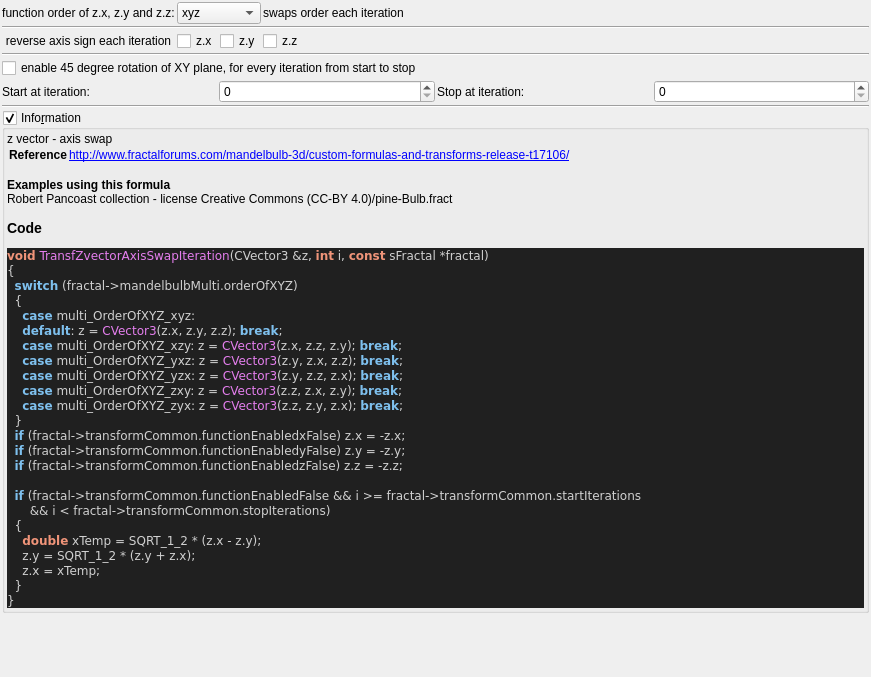
The window that mandelbulber2/formula/ui/fractal_transf_zvector_axis_swap.ui (buddhi1980/mandelbulber2) describes before a commit, drawn with Qt 5.
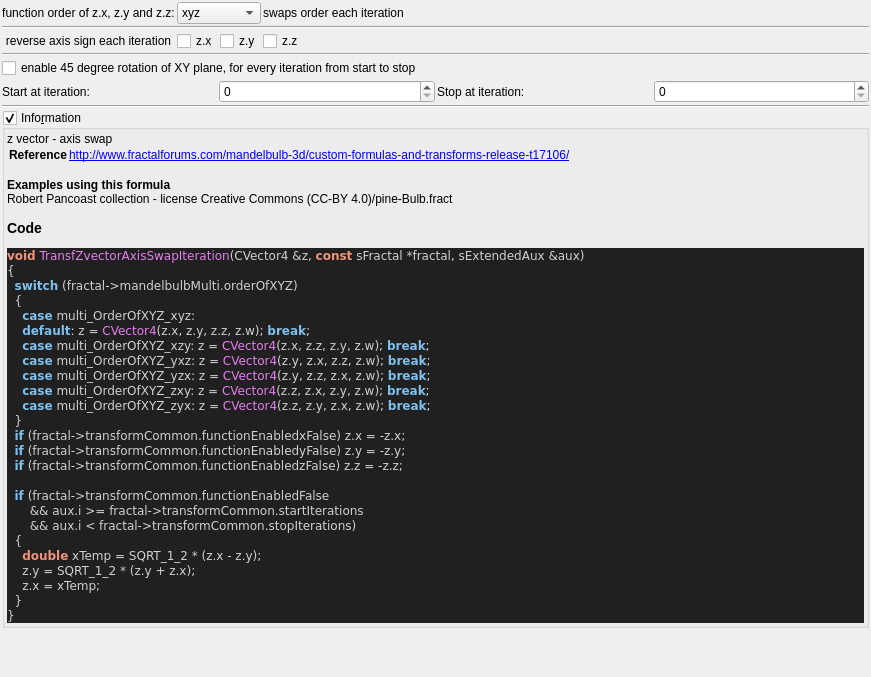
The same window after the commit. Custom widgets are drawn as their Qt base class.

Commit message:
fix populateUiInformation.php for new function lookup
- fixed the parser to handle function names from fractal_list.cpp
- ran populateUiInformation.php on ui files

Patch:
```diff
--- a/mandelbulber2/formula/ui/fractal_transf_zvector_axis_swap.ui
+++ b/mandelbulber2/formula/ui/fractal_transf_zvector_axis_swap.ui
@@ -265,24 +265,25 @@
 &lt;/table&gt;
 &lt;br&gt;&lt;b&gt;Examples using this formula&lt;/b&gt;&lt;br&gt;Robert Pancoast collection - license Creative Commons (CC-BY 4.0)/pine-Bulb.fract&lt;h3&gt;Code&lt;/h3&gt;
 &lt;body style=&quot;background-color:#202020&quot;&gt;
-&lt;pre style=&quot;color:#d0d0d0; background-color:#202020;  font-family:'Courier New',monospace;&quot;&gt;&lt;span style=&quot;color:#f09479; font-weight:bold&quot;&gt;void&lt;/span&gt; &lt;span style=&quot;color:#e47eed&quot;&gt;TransfZvectorAxisSwapIteration&lt;/span&gt;&lt;span style=&quot;color:#d0d0d0&quot;&gt;(&lt;/span&gt;CVector3 &lt;span style=&quot;color:#d0d0d0&quot;&gt;&amp;amp;&lt;/span&gt;z&lt;span style=&quot;color:#d0d0d0&quot;&gt;,&lt;/span&gt; &lt;span style=&quot;color:#f09479; font-weight:bold&quot;&gt;int&lt;/span&gt; i&lt;span style=&quot;color:#d0d0d0&quot;&gt;,&lt;/span&gt; &lt;span style=&quot;color:#f09479; font-weight:bold&quot;&gt;const&lt;/span&gt; sFractal &lt;span style=&quot;color:#d0d0d0&quot;&gt;*&lt;/span&gt;fractal&lt;span style=&quot;color:#d0d0d0&quot;&gt;)&lt;/span&gt;
+&lt;pre style=&quot;color:#d0d0d0; background-color:#202020;  font-family:'Courier New',monospace;&quot;&gt;&lt;span style=&quot;color:#f09479; font-weight:bold&quot;&gt;void&lt;/span&gt; &lt;span style=&quot;color:#e47eed&quot;&gt;TransfZvectorAxisSwapIteration&lt;/span&gt;&lt;span style=&quot;color:#d0d0d0&quot;&gt;(&lt;/span&gt;CVector4 &lt;span style=&quot;color:#d0d0d0&quot;&gt;&amp;amp;&lt;/span&gt;z&lt;span style=&quot;color:#d0d0d0&quot;&gt;,&lt;/span&gt; &lt;span style=&quot;color:#f09479; font-weight:bold&quot;&gt;const&lt;/span&gt; sFractal &lt;span style=&quot;color:#d0d0d0&quot;&gt;*&lt;/span&gt;fractal&lt;span style=&quot;color:#d0d0d0&quot;&gt;,&lt;/span&gt; sExtendedAux &lt;span style=&quot;color:#d0d0d0&quot;&gt;&amp;amp;&lt;/span&gt;aux&lt;span style=&quot;color:#d0d0d0&quot;&gt;)&lt;/span&gt;
 &lt;span style=&quot;color:#d0d0d0&quot;&gt;{&lt;/span&gt;
   &lt;span style=&quot;color:#7ec0ee; font-weight:bold&quot;&gt;switch&lt;/span&gt; &lt;span style=&quot;color:#d0d0d0&quot;&gt;(&lt;/span&gt;fractal&lt;span style=&quot;color:#d0d0d0&quot;&gt;-&amp;gt;&lt;/span&gt;mandelbulbMulti&lt;span style=&quot;color:#d0d0d0&quot;&gt;.&lt;/span&gt;orderOfXYZ&lt;span style=&quot;color:#d0d0d0&quot;&gt;)&lt;/span&gt;
   &lt;span style=&quot;color:#d0d0d0&quot;&gt;{&lt;/span&gt;
     &lt;span style=&quot;color:#7ec0ee; font-weight:bold&quot;&gt;case&lt;/span&gt; multi_OrderOfXYZ_xyz&lt;span style=&quot;color:#d0d0d0&quot;&gt;:&lt;/span&gt;
-    &lt;span style=&quot;color:#7ec0ee; font-weight:bold&quot;&gt;default&lt;/span&gt;&lt;span style=&quot;color:#d0d0d0&quot;&gt;:&lt;/span&gt; z &lt;span style=&quot;color:#d0d0d0&quot;&gt;=&lt;/span&gt; &lt;span style=&quot;color:#e47eed&quot;&gt;CVector3&lt;/span&gt;&lt;span style=&quot;color:#d0d0d0&quot;&gt;(&lt;/span&gt;z&lt;span style=&quot;color:#d0d0d0&quot;&gt;.&lt;/span&gt;x&lt;span style=&quot;color:#d0d0d0&quot;&gt;,&lt;/span&gt; z&lt;span style=&quot;color:#d0d0d0&quot;&gt;.&lt;/span&gt;y&lt;span style=&quot;color:#d0d0d0&quot;&gt;,&lt;/span&gt; z&lt;span style=&quot;color:#d0d0d0&quot;&gt;.&lt;/span&gt;z&lt;span style=&quot;color:#d0d0d0&quot;&gt;);&lt;/span&gt; &lt;span style=&quot;color:#7ec0ee; font-weight:bold&quot;&gt;break&lt;/span&gt;&lt;span style=&quot;color:#d0d0d0&quot;&gt;;&lt;/span&gt;
-    &lt;span style=&quot;color:#7ec0ee; font-weight:bold&quot;&gt;case&lt;/span&gt; multi_OrderOfXYZ_xzy&lt;span style=&quot;color:#d0d0d0&quot;&gt;:&lt;/span&gt; z &lt;span style=&quot;color:#d0d0d0&quot;&gt;=&lt;/span&gt; &lt;span style=&quot;color:#e47eed&quot;&gt;CVector3&lt;/span&gt;&lt;span style=&quot;color:#d0d0d0&quot;&gt;(&lt;/span&gt;z&lt;span style=&quot;color:#d0d0d0&quot;&gt;.&lt;/span&gt;x&lt;span style=&quot;color:#d0d0d0&quot;&gt;,&lt;/span&gt; z&lt;span style=&quot;color:#d0d0d0&quot;&gt;.&lt;/span&gt;z&lt;span style=&quot;color:#d0d0d0&quot;&gt;,&lt;/span&gt; z&lt;span style=&quot;color:#d0d0d0&quot;&gt;.&lt;/span&gt;y&lt;span style=&quot;color:#d0d0d0&quot;&gt;);&lt;/span&gt; &lt;span style=&quot;color:#7ec0ee; font-weight:bold&quot;&gt;break&lt;/span&gt;&lt;span style=&quot;color:#d0d0d0&quot;&gt;;&lt;/span&gt;
-    &lt;span style=&quot;color:#7ec0ee; font-weight:bold&quot;&gt;case&lt;/span&gt; multi_OrderOfXYZ_yxz&lt;span style=&quot;color:#d0d0d0&quot;&gt;:&lt;/span&gt; z &lt;span style=&quot;color:#d0d0d0&quot;&gt;=&lt;/span&gt; &lt;span style=&quot;color:#e47eed&quot;&gt;CVector3&lt;/span&gt;&lt;span style=&quot;color:#d0d0d0&quot;&gt;(&lt;/span&gt;z&lt;span style=&quot;color:#d0d0d0&quot;&gt;.&lt;/span&gt;y&lt;span style=&quot;color:#d0d0d0&quot;&gt;,&lt;/span&gt; z&lt;span style=&quot;color:#d0d0d0&quot;&gt;.&lt;/span&gt;x&lt;span style=&quot;color:#d0d0d0&quot;&gt;,&lt;/span&gt; z&lt;span style=&quot;color:#d0d0d0&quot;&gt;.&lt;/span&gt;z&lt;span style=&quot;color:#d0d0d0&quot;&gt;);&lt;/span&gt; &lt;span style=&quot;color:#7ec0ee; font-weight:bold&quot;&gt;break&lt;/span&gt;&lt;span style=&quot;color:#d0d0d0&quot;&gt;;&lt;/span&gt;
-    &lt;span style=&quot;color:#7ec0ee; font-weight:bold&quot;&gt;case&lt;/span&gt; multi_OrderOfXYZ_yzx&lt;span style=&quot;color:#d0d0d0&quot;&gt;:&lt;/span&gt; z &lt;span style=&quot;color:#d0d0d0&quot;&gt;=&lt;/span&gt; &lt;span style=&quot;color:#e47eed&quot;&gt;CVector3&lt;/span&gt;&lt;span style=&quot;color:#d0d0d0&quot;&gt;(&lt;/span&gt;z&lt;span style=&quot;color:#d0d0d0&quot;&gt;.&lt;/span&gt;y&lt;span style=&quot;color:#d0d0d0&quot;&gt;,&lt;/span&gt; z&lt;span style=&quot;color:#d0d0d0&quot;&gt;.&lt;/span&gt;z&lt;span style=&quot;color:#d0d0d0&quot;&gt;,&lt;/span&gt; z&lt;span style=&quot;color:#d0d0d0&quot;&gt;.&lt;/span&gt;x&lt;span style=&quot;color:#d0d0d0&quot;&gt;);&lt;/span&gt; &lt;span style=&quot;color:#7ec0ee; font-weight:bold&quot;&gt;break&lt;/span&gt;&lt;span style=&quot;color:#d0d0d0&quot;&gt;;&lt;/span&gt;
-    &lt;span style=&quot;color:#7ec0ee; font-weight:bold&quot;&gt;case&lt;/span&gt; multi_OrderOfXYZ_zxy&lt;span style=&quot;color:#d0d0d0&quot;&gt;:&lt;/span&gt; z &lt;span style=&quot;color:#d0d0d0&quot;&gt;=&lt;/span&gt; &lt;span style=&quot;color:#e47eed&quot;&gt;CVector3&lt;/span&gt;&lt;span style=&quot;color:#d0d0d0&quot;&gt;(&lt;/span&gt;z&lt;span style=&quot;color:#d0d0d0&quot;&gt;.&lt;/span&gt;z&lt;span style=&quot;color:#d0d0d0&quot;&gt;,&lt;/span&gt; z&lt;span style=&quot;color:#d0d0d0&quot;&gt;.&lt;/span&gt;x&lt;span style=&quot;color:#d0d0d0&quot;&gt;,&lt;/span&gt; z&lt;span style=&quot;color:#d0d0d0&quot;&gt;.&lt;/span&gt;y&lt;span style=&quot;color:#d0d0d0&quot;&gt;);&lt;/span&gt; &lt;span style=&quot;color:#7ec0ee; font-weight:bold&quot;&gt;break&lt;/span&gt;&lt;span style=&quot;color:#d0d0d0&quot;&gt;;&lt;/span&gt;
-    &lt;span style=&quot;color:#7ec0ee; font-weight:bold&quot;&gt;case&lt;/span&gt; multi_OrderOfXYZ_zyx&lt;span style=&quot;color:#d0d0d0&quot;&gt;:&lt;/span&gt; z &lt;span style=&quot;color:#d0d0d0&quot;&gt;=&lt;/span&gt; &lt;span style=&quot;color:#e47eed&quot;&gt;CVector3&lt;/span&gt;&lt;span style=&quot;color:#d0d0d0&quot;&gt;(&lt;/span&gt;z&lt;span style=&quot;color:#d0d0d0&quot;&gt;.&lt;/span&gt;z&lt;span style=&quot;color:#d0d0d0&quot;&gt;,&lt;/span&gt; z&lt;span style=&quot;color:#d0d0d0&quot;&gt;.&lt;/span&gt;y&lt;span style=&quot;color:#d0d0d0&quot;&gt;,&lt;/span&gt; z&lt;span style=&quot;color:#d0d0d0&quot;&gt;.&lt;/span&gt;x&lt;span style=&quot;color:#d0d0d0&quot;&gt;);&lt;/span&gt; &lt;span style=&quot;color:#7ec0ee; font-weight:bold&quot;&gt;break&lt;/span&gt;&lt;span style=&quot;color:#d0d0d0&quot;&gt;;&lt;/span&gt;
+    &lt;span style=&quot;color:#7ec0ee; font-weight:bold&quot;&gt;default&lt;/span&gt;&lt;span style=&quot;color:#d0d0d0&quot;&gt;:&lt;/span&gt; z &lt;span style=&quot;color:#d0d0d0&quot;&gt;=&lt;/span&gt; &lt;span style=&quot;color:#e47eed&quot;&gt;CVector4&lt;/span&gt;&lt;span style=&quot;color:#d0d0d0&quot;&gt;(&lt;/span&gt;z&lt;span style=&quot;color:#d0d0d0&quot;&gt;.&lt;/span&gt;x&lt;span style=&quot;color:#d0d0d0&quot;&gt;,&lt;/span&gt; z&lt;span style=&quot;color:#d0d0d0&quot;&gt;.&lt;/span&gt;y&lt;span style=&quot;color:#d0d0d0&quot;&gt;,&lt;/span&gt; z&lt;span style=&quot;color:#d0d0d0&quot;&gt;.&lt;/span&gt;z&lt;span style=&quot;color:#d0d0d0&quot;&gt;,&lt;/span&gt; z&lt;span style=&quot;color:#d0d0d0&quot;&gt;.&lt;/span&gt;w&lt;span style=&quot;color:#d0d0d0&quot;&gt;);&lt;/span&gt; &lt;span style=&quot;color:#7ec0ee; font-weight:bold&quot;&gt;break&lt;/span&gt;&lt;span style=&quot;color:#d0d0d0&quot;&gt;;&lt;/span&gt;
+    &lt;span style=&quot;color:#7ec0ee; font-weight:bold&quot;&gt;case&lt;/span&gt; multi_OrderOfXYZ_xzy&lt;span style=&quot;color:#d0d0d0&quot;&gt;:&lt;/span&gt; z &lt;span style=&quot;color:#d0d0d0&quot;&gt;=&lt;/span&gt; &lt;span style=&quot;color:#e47eed&quot;&gt;CVector4&lt;/span&gt;&lt;span style=&quot;color:#d0d0d0&quot;&gt;(&lt;/span&gt;z&lt;span style=&quot;color:#d0d0d0&quot;&gt;.&lt;/span&gt;x&lt;span style=&quot;color:#d0d0d0&quot;&gt;,&lt;/span&gt; z&lt;span style=&quot;color:#d0d0d0&quot;&gt;.&lt;/span&gt;z&lt;span style=&quot;color:#d0d0d0&quot;&gt;,&lt;/span&gt; z&lt;span style=&quot;color:#d0d0d0&quot;&gt;.&lt;/span&gt;y&lt;span style=&quot;color:#d0d0d0&quot;&gt;,&lt;/span&gt; z&lt;span style=&quot;color:#d0d0d0&quot;&gt;.&lt;/span&gt;w&lt;span style=&quot;color:#d0d0d0&quot;&gt;);&lt;/span&gt; &lt;span style=&quot;color:#7ec0ee; font-weight:bold&quot;&gt;break&lt;/span&gt;&lt;span style=&quot;color:#d0d0d0&quot;&gt;;&lt;/span&gt;
+    &lt;span style=&quot;color:#7ec0ee; font-weight:bold&quot;&gt;case&lt;/span&gt; multi_OrderOfXYZ_yxz&lt;span style=&quot;color:#d0d0d0&quot;&gt;:&lt;/span&gt; z &lt;span style=&quot;color:#d0d0d0&quot;&gt;=&lt;/span&gt; &lt;span style=&quot;color:#e47eed&quot;&gt;CVector4&lt;/span&gt;&lt;span style=&quot;color:#d0d0d0&quot;&gt;(&lt;/span&gt;z&lt;span style=&quot;color:#d0d0d0&quot;&gt;.&lt;/span&gt;y&lt;span style=&quot;color:#d0d0d0&quot;&gt;,&lt;/span&gt; z&lt;span style=&quot;color:#d0d0d0&quot;&gt;.&lt;/span&gt;x&lt;span style=&quot;color:#d0d0d0&quot;&gt;,&lt;/span&gt; z&lt;span style=&quot;color:#d0d0d0&quot;&gt;.&lt;/span&gt;z&lt;span style=&quot;color:#d0d0d0&quot;&gt;,&lt;/span&gt; z&lt;span style=&quot;color:#d0d0d0&quot;&gt;.&lt;/span&gt;w&lt;span style=&quot;color:#d0d0d0&quot;&gt;);&lt;/span&gt; &lt;span style=&quot;color:#7ec0ee; font-weight:bold&quot;&gt;break&lt;/span&gt;&lt;span style=&quot;color:#d0d0d0&quot;&gt;;&lt;/span&gt;
+    &lt;span style=&quot;color:#7ec0ee; font-weight:bold&quot;&gt;case&lt;/span&gt; multi_OrderOfXYZ_yzx&lt;span style=&quot;color:#d0d0d0&quot;&gt;:&lt;/span&gt; z &lt;span style=&quot;color:#d0d0d0&quot;&gt;=&lt;/span&gt; &lt;span style=&quot;color:#e47eed&quot;&gt;CVector4&lt;/span&gt;&lt;span style=&quot;color:#d0d0d0&quot;&gt;(&lt;/span&gt;z&lt;span style=&quot;color:#d0d0d0&quot;&gt;.&lt;/span&gt;y&lt;span style=&quot;color:#d0d0d0&quot;&gt;,&lt;/span&gt; z&lt;span style=&quot;color:#d0d0d0&quot;&gt;.&lt;/span&gt;z&lt;span style=&quot;color:#d0d0d0&quot;&gt;,&lt;/span&gt; z&lt;span style=&quot;color:#d0d0d0&quot;&gt;.&lt;/span&gt;x&lt;span style=&quot;color:#d0d0d0&quot;&gt;,&lt;/span&gt; z&lt;span style=&quot;color:#d0d0d0&quot;&gt;.&lt;/span&gt;w&lt;span style=&quot;color:#d0d0d0&quot;&gt;);&lt;/span&gt; &lt;span style=&quot;color:#7ec0ee; font-weight:bold&quot;&gt;break&lt;/span&gt;&lt;span style=&quot;color:#d0d0d0&quot;&gt;;&lt;/span&gt;
+    &lt;span style=&quot;color:#7ec0ee; font-weight:bold&quot;&gt;case&lt;/span&gt; multi_OrderOfXYZ_zxy&lt;span style=&quot;color:#d0d0d0&quot;&gt;:&lt;/span&gt; z &lt;span style=&quot;color:#d0d0d0&quot;&gt;=&lt;/span&gt; &lt;span style=&quot;color:#e47eed&quot;&gt;CVector4&lt;/span&gt;&lt;span style=&quot;color:#d0d0d0&quot;&gt;(&lt;/span&gt;z&lt;span style=&quot;color:#d0d0d0&quot;&gt;.&lt;/span&gt;z&lt;span style=&quot;color:#d0d0d0&quot;&gt;,&lt;/span&gt; z&lt;span style=&quot;color:#d0d0d0&quot;&gt;.&lt;/span&gt;x&lt;span style=&quot;color:#d0d0d0&quot;&gt;,&lt;/span&gt; z&lt;span style=&quot;color:#d0d0d0&quot;&gt;.&lt;/span&gt;y&lt;span style=&quot;color:#d0d0d0&quot;&gt;,&lt;/span&gt; z&lt;span style=&quot;color:#d0d0d0&quot;&gt;.&lt;/span&gt;w&lt;span style=&quot;color:#d0d0d0&quot;&gt;);&lt;/span&gt; &lt;span style=&quot;color:#7ec0ee; font-weight:bold&quot;&gt;break&lt;/span&gt;&lt;span style=&quot;color:#d0d0d0&quot;&gt;;&lt;/span&gt;
+    &lt;span style=&quot;color:#7ec0ee; font-weight:bold&quot;&gt;case&lt;/span&gt; multi_OrderOfXYZ_zyx&lt;span style=&quot;color:#d0d0d0&quot;&gt;:&lt;/span&gt; z &lt;span style=&quot;color:#d0d0d0&quot;&gt;=&lt;/span&gt; &lt;span style=&quot;color:#e47eed&quot;&gt;CVector4&lt;/span&gt;&lt;span style=&quot;color:#d0d0d0&quot;&gt;(&lt;/span&gt;z&lt;span style=&quot;color:#d0d0d0&quot;&gt;.&lt;/span&gt;z&lt;span style=&quot;color:#d0d0d0&quot;&gt;,&lt;/span&gt; z&lt;span style=&quot;color:#d0d0d0&quot;&gt;.&lt;/span&gt;y&lt;span style=&quot;color:#d0d0d0&quot;&gt;,&lt;/span&gt; z&lt;span style=&quot;color:#d0d0d0&quot;&gt;.&lt;/span&gt;x&lt;span style=&quot;color:#d0d0d0&quot;&gt;,&lt;/span&gt; z&lt;span style=&quot;color:#d0d0d0&quot;&gt;.&lt;/span&gt;w&lt;span style=&quot;color:#d0d0d0&quot;&gt;);&lt;/span&gt; &lt;span style=&quot;color:#7ec0ee; font-weight:bold&quot;&gt;break&lt;/span&gt;&lt;span style=&quot;color:#d0d0d0&quot;&gt;;&lt;/span&gt;
   &lt;span style=&quot;color:#d0d0d0&quot;&gt;}&lt;/span&gt;
   &lt;span style=&quot;color:#7ec0ee; font-weight:bold&quot;&gt;if&lt;/span&gt; &lt;span style=&quot;color:#d0d0d0&quot;&gt;(&lt;/span&gt;fractal&lt;span style=&quot;color:#d0d0d0&quot;&gt;-&amp;gt;&lt;/span&gt;transformCommon&lt;span style=&quot;color:#d0d0d0&quot;&gt;.&lt;/span&gt;functionEnabledxFalse&lt;span style=&quot;color:#d0d0d0&quot;&gt;)&lt;/span&gt; z&lt;span style=&quot;color:#d0d0d0&quot;&gt;.&lt;/span&gt;x &lt;span style=&quot;color:#d0d0d0&quot;&gt;= -&lt;/span&gt;z&lt;span style=&quot;color:#d0d0d0&quot;&gt;.&lt;/span&gt;x&lt;span style=&quot;color:#d0d0d0&quot;&gt;;&lt;/span&gt;
   &lt;span style=&quot;color:#7ec0ee; font-weight:bold&quot;&gt;if&lt;/span&gt; &lt;span style=&quot;color:#d0d0d0&quot;&gt;(&lt;/span&gt;fractal&lt;span style=&quot;color:#d0d0d0&quot;&gt;-&amp;gt;&lt;/span&gt;transformCommon&lt;span style=&quot;color:#d0d0d0&quot;&gt;.&lt;/span&gt;functionEnabledyFalse&lt;span style=&quot;color:#d0d0d0&quot;&gt;)&lt;/span&gt; z&lt;span style=&quot;color:#d0d0d0&quot;&gt;.&lt;/span&gt;y &lt;span style=&quot;color:#d0d0d0&quot;&gt;= -&lt;/span&gt;z&lt;span style=&quot;color:#d0d0d0&quot;&gt;.&lt;/span&gt;y&lt;span style=&quot;color:#d0d0d0&quot;&gt;;&lt;/span&gt;
   &lt;span style=&quot;color:#7ec0ee; font-weight:bold&quot;&gt;if&lt;/span&gt; &lt;span style=&quot;color:#d0d0d0&quot;&gt;(&lt;/span&gt;fractal&lt;span style=&quot;color:#d0d0d0&quot;&gt;-&amp;gt;&lt;/span&gt;transformCommon&lt;span style=&quot;color:#d0d0d0&quot;&gt;.&lt;/span&gt;functionEnabledzFalse&lt;span style=&quot;color:#d0d0d0&quot;&gt;)&lt;/span&gt; z&lt;span style=&quot;color:#d0d0d0&quot;&gt;.&lt;/span&gt;z &lt;span style=&quot;color:#d0d0d0&quot;&gt;= -&lt;/span&gt;z&lt;span style=&quot;color:#d0d0d0&quot;&gt;.&lt;/span&gt;z&lt;span style=&quot;color:#d0d0d0&quot;&gt;;&lt;/span&gt;
 
-  &lt;span style=&quot;color:#7ec0ee; font-weight:bold&quot;&gt;if&lt;/span&gt; &lt;span style=&quot;color:#d0d0d0&quot;&gt;(&lt;/span&gt;fractal&lt;span style=&quot;color:#d0d0d0&quot;&gt;-&amp;gt;&lt;/span&gt;transformCommon&lt;span style=&quot;color:#d0d0d0&quot;&gt;.&lt;/span&gt;functionEnabledFalse &lt;span style=&quot;color:#d0d0d0&quot;&gt;&amp;amp;&amp;amp;&lt;/span&gt; i &lt;span style=&quot;color:#d0d0d0&quot;&gt;&amp;gt;=&lt;/span&gt; fractal&lt;span style=&quot;color:#d0d0d0&quot;&gt;-&amp;gt;&lt;/span&gt;transformCommon&lt;span style=&quot;color:#d0d0d0&quot;&gt;.&lt;/span&gt;startIterations
-      &lt;span style=&quot;color:#d0d0d0&quot;&gt;&amp;amp;&amp;amp;&lt;/span&gt; i &lt;span style=&quot;color:#d0d0d0&quot;&gt;&amp;lt;&lt;/span&gt; fractal&lt;span style=&quot;color:#d0d0d0&quot;&gt;-&amp;gt;&lt;/span&gt;transformCommon&lt;span style=&quot;color:#d0d0d0&quot;&gt;.&lt;/span&gt;stopIterations&lt;span style=&quot;color:#d0d0d0&quot;&gt;)&lt;/span&gt;
+  &lt;span style=&quot;color:#7ec0ee; font-weight:bold&quot;&gt;if&lt;/span&gt; &lt;span style=&quot;color:#d0d0d0&quot;&gt;(&lt;/span&gt;fractal&lt;span style=&quot;color:#d0d0d0&quot;&gt;-&amp;gt;&lt;/span&gt;transformCommon&lt;span style=&quot;color:#d0d0d0&quot;&gt;.&lt;/span&gt;functionEnabledFalse
+      &lt;span style=&quot;color:#d0d0d0&quot;&gt;&amp;amp;&amp;amp;&lt;/span&gt; aux&lt;span style=&quot;color:#d0d0d0&quot;&gt;.&lt;/span&gt;i &lt;span style=&quot;color:#d0d0d0&quot;&gt;&amp;gt;=&lt;/span&gt; fractal&lt;span style=&quot;color:#d0d0d0&quot;&gt;-&amp;gt;&lt;/span&gt;transformCommon&lt;span style=&quot;color:#d0d0d0&quot;&gt;.&lt;/span&gt;startIterations
+      &lt;span style=&quot;color:#d0d0d0&quot;&gt;&amp;amp;&amp;amp;&lt;/span&gt; aux&lt;span style=&quot;color:#d0d0d0&quot;&gt;.&lt;/span&gt;i &lt;span style=&quot;color:#d0d0d0&quot;&gt;&amp;lt;&lt;/span&gt; fractal&lt;span style=&quot;color:#d0d0d0&quot;&gt;-&amp;gt;&lt;/span&gt;transformCommon&lt;span style=&quot;color:#d0d0d0&quot;&gt;.&lt;/span&gt;stopIterations&lt;span style=&quot;color:#d0d0d0&quot;&gt;)&lt;/span&gt;
   &lt;span style=&quot;color:#d0d0d0&quot;&gt;{&lt;/span&gt;
     &lt;span style=&quot;color:#f09479; font-weight:bold&quot;&gt;double&lt;/span&gt; xTemp &lt;span style=&quot;color:#d0d0d0&quot;&gt;=&lt;/span&gt; SQRT_1_2 &lt;span style=&quot;color:#d0d0d0&quot;&gt;* (&lt;/span&gt;z&lt;span style=&quot;color:#d0d0d0&quot;&gt;.&lt;/span&gt;x &lt;span style=&quot;color:#d0d0d0&quot;&gt;-&lt;/span&gt; z&lt;span style=&quot;color:#d0d0d0&quot;&gt;.&lt;/span&gt;y&lt;span style=&quot;color:#d0d0d0&quot;&gt;);&lt;/span&gt;
     z&lt;span style=&quot;color:#d0d0d0&quot;&gt;.&lt;/span&gt;y &lt;span style=&quot;color:#d0d0d0&quot;&gt;=&lt;/span&gt; SQRT_1_2 &lt;span style=&quot;color:#d0d0d0&quot;&gt;* (&lt;/span&gt;z&lt;span style=&quot;color:#d0d0d0&quot;&gt;.&lt;/span&gt;y &lt;span style=&quot;color:#d0d0d0&quot;&gt;+&lt;/span&gt; z&lt;span style=&quot;color:#d0d0d0&quot;&gt;.&lt;/span&gt;x&lt;span style=&quot;color:#d0d0d0&quot;&gt;);&lt;/span&gt;
```
The commit also changes 156 other files.
